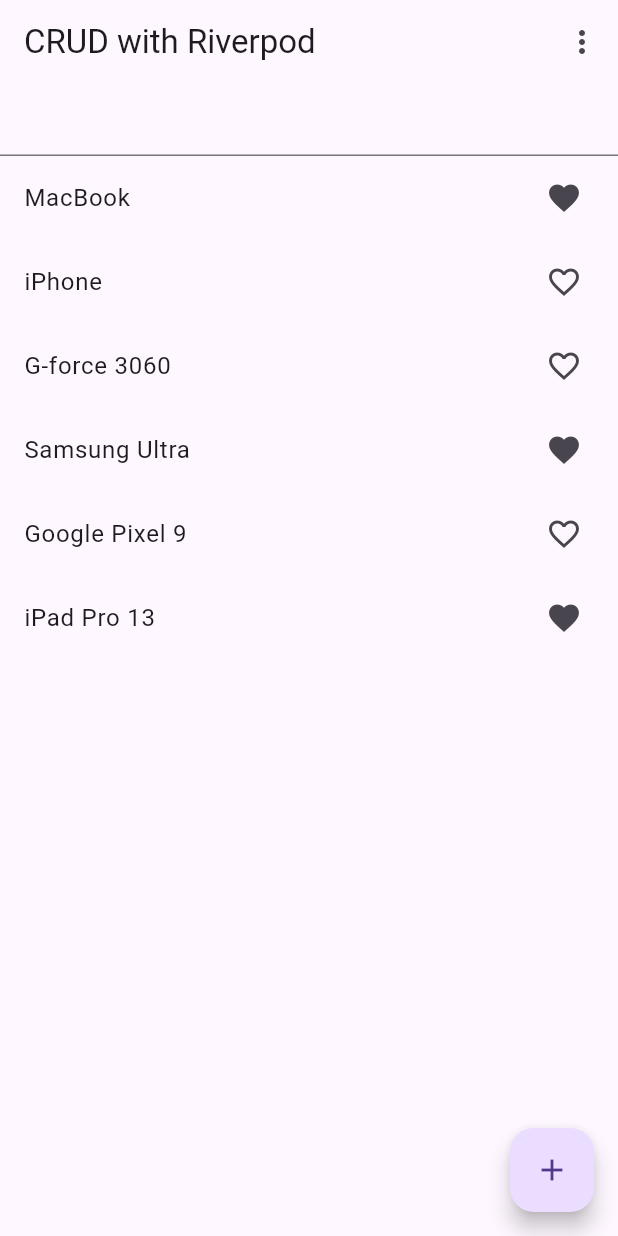
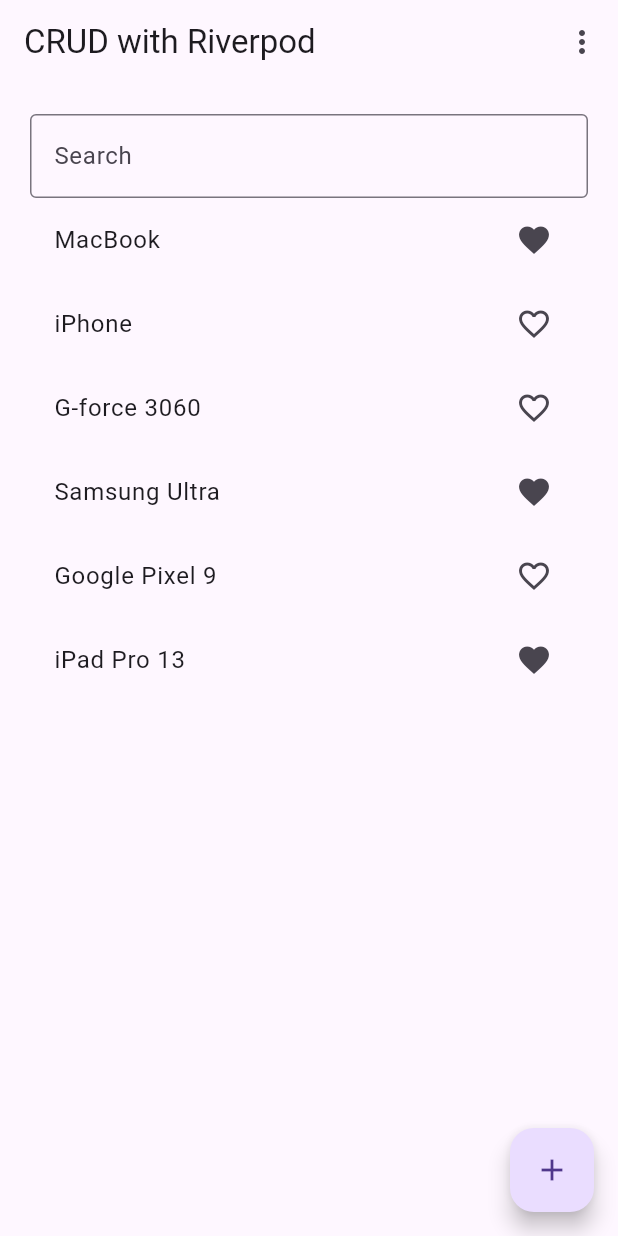
Before and after one commit to axiftaj/Riverpod-Tutotrial, a Flutter app: the screen it shows after launch, after a tap on the "add" icon, on a phone screen of 412 x 824 dp. Run offline on Flutter 3.47's test engine with Material 3 defaults, Android fonts, the light colour scheme and no system bars; our stand-ins replace flutter_riverpod.

Commit message:
changes done

```diff
--- a/lib/favourite_screen.dart
+++ b/lib/favourite_screen.dart
@@ -16,7 +16,7 @@
           PopupMenuButton<String>(
             onSelected: (value) {
 
-              ref.read(favouriteProvider.notifier).filterList(value);
+              ref.read(favouriteProvider.notifier).favouriteItem(value);
 
             },
             itemBuilder: (BuildContext context) {
@@ -35,9 +35,15 @@
           ),
         ],
       ),
-      body: Column(
+      body: Padding(
+        padding: const EdgeInsets.all(20.0),
+        child: Column(
           children: [
             TextField(
+              decoration: InputDecoration(
+                hintText: 'Search' ,
+                border: OutlineInputBorder()
+              ),
               onChanged: (value){
                 ref.read(favouriteProvider.notifier).filterList(value);
               },
@@ -56,6 +62,7 @@
             )
           ],
         ),
+      ),
       floatingActionButton: FloatingActionButton(
         onPressed: () {
           ref.read(favouriteProvider.notifier).addItem();
```
Also changed, not shown: lib/provider/theme_provider/favourite_provider.dart (+17 -3 lines). Lines whose indentation alone changed are shown as unchanged.
